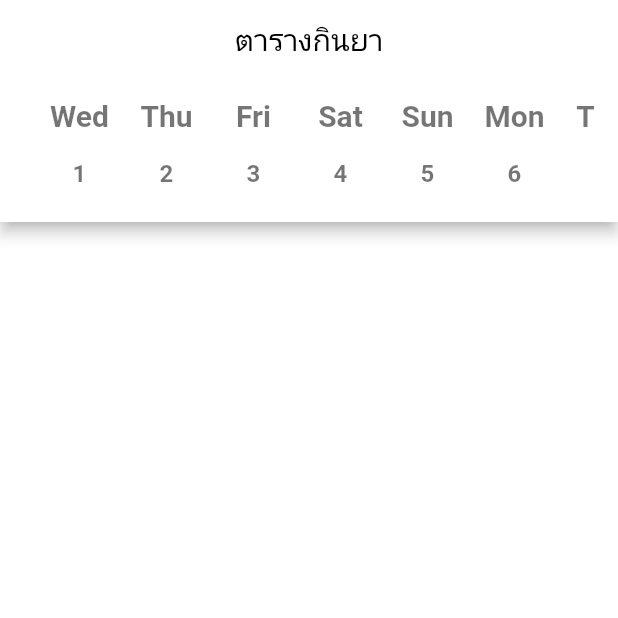
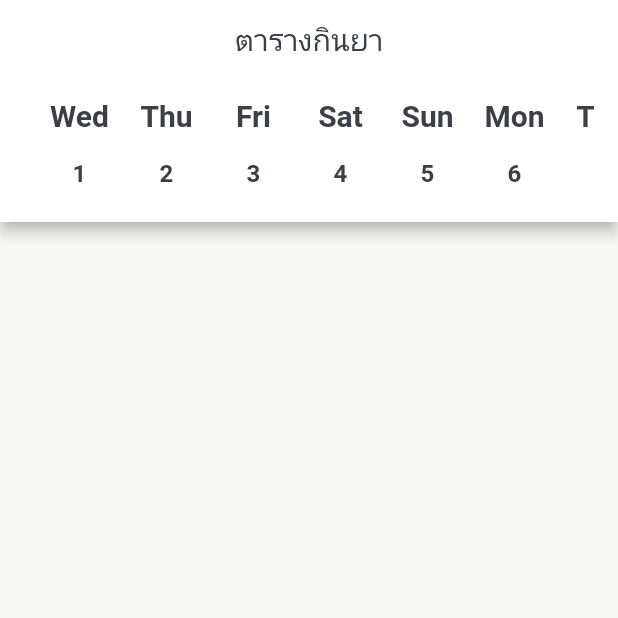
Before and after one commit to suprakron/pillreminder, a Flutter app: the screen it shows after launch, on a phone screen of 412 x 824 dp, the top half of it. Run offline on Flutter 3.47's test engine with Material 2 defaults, Android fonts, the phone set to English and light mode, and no system bars.

Commit message:
use color from constant

```diff
--- a/lib/constants.dart
+++ b/lib/constants.dart
@@ -2,6 +2,7 @@ import 'package:flutter/material.dart';
 
 // Colors that we use in our app
 const kPrimaryColor = Color(0xFF60C7C1);
+const kSecondaryColor = Color(0xFFFFFFFF);
 const kTextColor = Color(0xFF3C4046);
 const kBackgroundColor = Color(0xFFF8F8F6);
 
--- a/lib/pages/home.dart
+++ b/lib/pages/home.dart
@@ -24,9 +24,9 @@ class _MyHomePageState extends State<MyHomePage> {
   @override
   Widget build(BuildContext context) {
     return Scaffold(
-      backgroundColor: Colors.white,
+      backgroundColor: kBackgroundColor,
       appBar: AppBar(
-        backgroundColor: Colors.white,
+        backgroundColor: kSecondaryColor,
         toolbarHeight: 148.0,
         title: Column(
           children: [
@@ -74,8 +74,8 @@ class _MyHomePageState extends State<MyHomePage> {
                         style: TextStyle(
                           fontSize: 20.0,
                           color: selectedIndex == index
-                              ? Colors.white
-                              : Colors.black54,
+                              ? kSecondaryColor
+                              : kTextColor,
                           fontWeight: FontWeight.bold,
                         ),
                       ),
@@ -85,7 +85,7 @@ class _MyHomePageState extends State<MyHomePage> {
                       "${index + 1}",
                       style: const TextStyle(
                         fontSize: 16.0,
-                        color: Colors.black54,
+                        color: kTextColor,
                         fontWeight: FontWeight.bold,
                       ),
                     ),
@@ -114,7 +114,7 @@ class _MyHomePageState extends State<MyHomePage> {
             child: Text("ตารางกินยา",
                 textAlign: TextAlign.center,
                 style: TextStyle(
-                  color: Colors.black,
+                  color: kTextColor,
                 )))
       ],
     );
```
